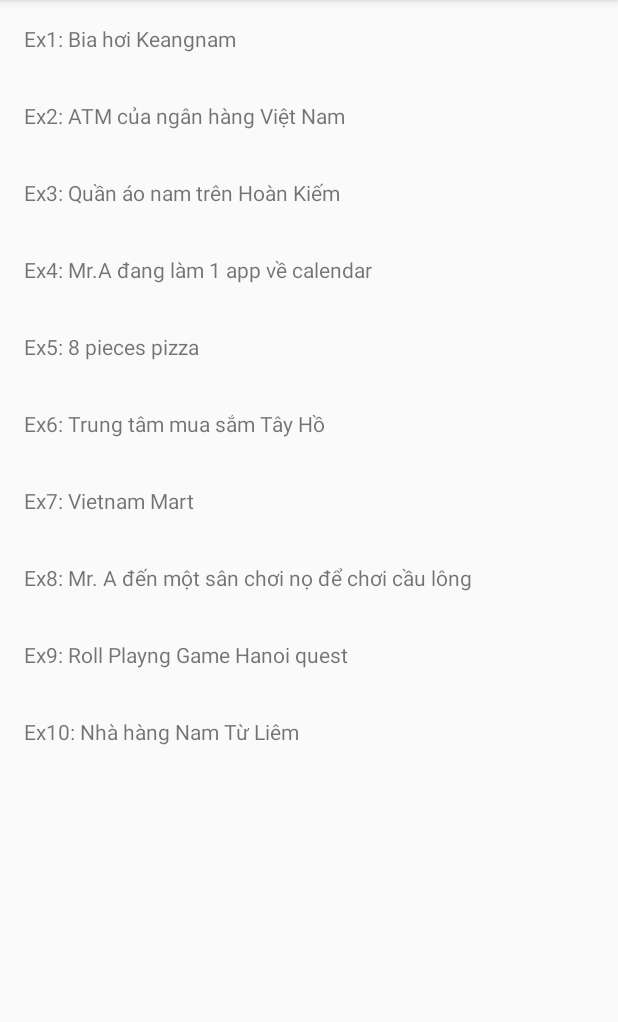
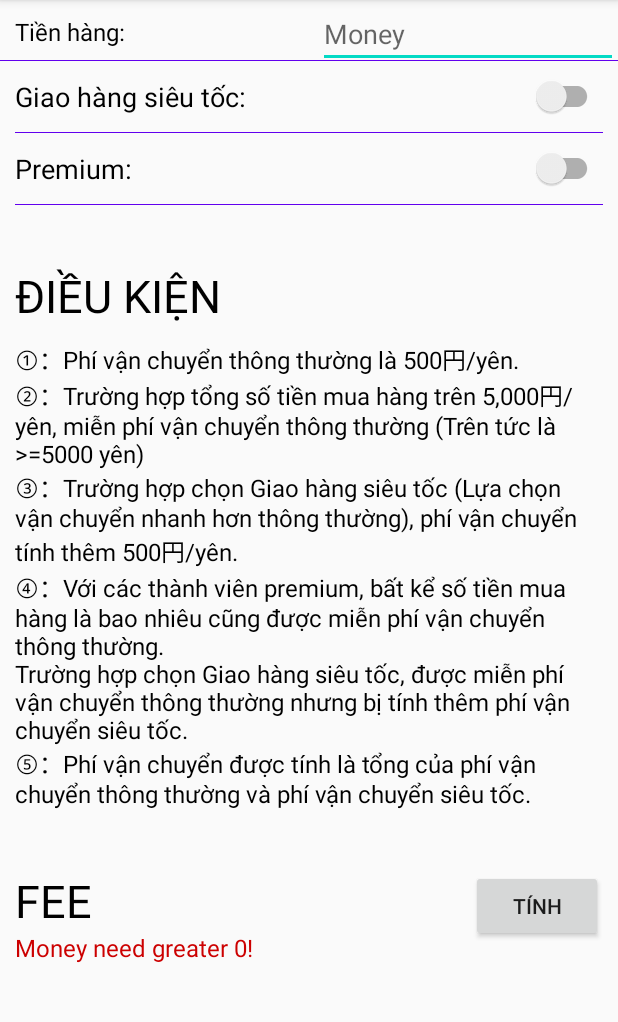
Before and after one commit to sun-unit-test-training/android-unit-test-training, an Android app: the screen it shows after launch (HomeActivity before the commit, ExerciseSevenActivity after it), after a tap on "Ex7: Vietnam Mart", on a phone screen of 412 x 824 dp, the part 84-1106 px from its top. Run offline under Robolectric (Android 15) with nearby library versions, the phone set to English and light mode, and no system bars; our stand-ins replace data binding.

Commit message:
Exercise 7

```diff
--- a/app/src/main/AndroidManifest.xml
+++ b/app/src/main/AndroidManifest.xml
@@ -20,6 +20,7 @@
             </intent-filter>
         </activity>
         <activity android:name=".ui.exercise_one.ExerciseOneActivity"/>
+        <activity android:name=".ui.exercise_seven.ExerciseSevenActivity"/>
         <activity android:name=".ui.exercise_nine.ExerciseNineActivity" />
     </application>
 
--- a/app/src/main/java/com.sun.training.ut/AppBinding.kt
+++ b/app/src/main/java/com.sun.training.ut/AppBinding.kt
@@ -13,7 +13,6 @@ object AppBinding  {
     @BindingAdapter("price")
     @JvmStatic
     fun price(tv: TextView, price: Int) {
-        val formatter = DecimalFormat("#,###")
-        tv.text = formatter.format(price)
+        tv.text = price.formatNumberPrice()
     }
 }
--- a/app/src/main/java/com.sun.training.ut/di/ViewModelModule.kt
+++ b/app/src/main/java/com.sun.training.ut/di/ViewModelModule.kt
@@ -2,6 +2,7 @@ package com.sun.training.ut.di
 
 import com.sun.training.ut.ui.exercise_nine.ExerciseNineViewModel
 import com.sun.training.ut.ui.exercise_one.ExerciseOneViewModel
+import com.sun.training.ut.ui.exercise_seven.ExerciseSevenViewModel
 import com.sun.training.ut.ui.home.HomeViewModel
 import org.koin.android.viewmodel.dsl.viewModel
 import org.koin.dsl.module
@@ -13,5 +14,6 @@ import org.koin.dsl.module
 val viewModelModule = module {
     viewModel { HomeViewModel(get()) }
     viewModel { ExerciseOneViewModel() }
+    viewModel { ExerciseSevenViewModel() }
     viewModel { ExerciseNineViewModel() }
 }
--- /dev/null
+++ b/app/src/main/java/com.sun.training.ut/ui/exercise_seven/ExerciseSevenActivity.kt
@@ -0,0 +1,20 @@
+package com.sun.training.ut.ui.exercise_seven
+
+import android.os.Bundle
+import com.sun.training.ut.BR
+import com.sun.training.ut.R
+import com.sun.training.ut.databinding.ActivityExerciseSevenBinding
+import com.sun.training.ut.ui.base.BaseActivity
+import org.koin.android.viewmodel.ext.android.viewModel
+
+class ExerciseSevenActivity : BaseActivity<ActivityExerciseSevenBinding, ExerciseSevenViewModel>() {
+
+    override val viewModel: ExerciseSevenViewModel by viewModel()
+    override val bindingVariable = BR.viewModel
+    override val layoutId = R.layout.activity_exercise_seven
+
+    override fun onCreate(savedInstanceState: Bundle?) {
+        super.onCreate(savedInstanceState)
+        viewBinding.lifecycleOwner = this
+    }
+}
--- a/app/src/main/java/com.sun.training.ut/ui/home/HomeActivity.kt
+++ b/app/src/main/java/com.sun.training.ut/ui/home/HomeActivity.kt
@@ -9,6 +9,7 @@ import com.sun.training.ut.databinding.ActivityHomeBinding
 import com.sun.training.ut.ui.base.BaseActivity
 import com.sun.training.ut.ui.exercise_nine.ExerciseNineActivity
 import com.sun.training.ut.ui.exercise_one.ExerciseOneActivity
+import com.sun.training.ut.ui.exercise_seven.ExerciseSevenActivity
 import org.koin.android.viewmodel.ext.android.viewModel
 
 /**
@@ -35,7 +36,7 @@ class HomeActivity : BaseActivity<ActivityHomeBinding, HomeViewModel>(), HomeIte
                     Exercise("Ex4: Mr.A đang làm 1 app về calendar", this@HomeActivity.javaClass),
                     Exercise("Ex5: 8 pieces pizza", this@HomeActivity.javaClass),
                     Exercise("Ex6: Trung tâm mua sắm Tây Hồ", this@HomeActivity.javaClass),
-                    Exercise("Ex7: Vietnam Mart", this@HomeActivity.javaClass),
+                    Exercise("Ex7: Vietnam Mart", ExerciseSevenActivity::class.java),
                     Exercise(
                         "Ex8: Mr. A đến một sân chơi nọ để chơi cầu lông",
                         this@HomeActivity.javaClass
--- /dev/null
+++ b/app/src/main/res/layout/activity_exercise_seven.xml
@@ -0,0 +1,194 @@
+<?xml version="1.0" encoding="utf-8"?>
+<layout xmlns:android="http://schemas.android.com/apk/res/android"
+    xmlns:app="http://schemas.android.com/apk/res-auto"
+    xmlns:tools="http://schemas.android.com/tools">
+
+    <data>
+
+        <variable
+            name="viewModel"
+            type="com.sun.training.ut.ui.exercise_seven.ExerciseSevenViewModel" />
+
+        <import type="android.view.View" />
+    </data>
+
+
+    <androidx.constraintlayout.widget.ConstraintLayout
+        android:layout_width="match_parent"
+        android:layout_height="match_parent"
+        tools:context=".ui.exercise_seven.ExerciseSevenActivity">
+
+        <TextView
+            android:layout_width="0dp"
+            android:layout_height="wrap_content"
+            android:layout_margin="10dp"
+            android:text="Tiền hàng:"
+            android:textColor="@android:color/black"
+            android:textSize="16sp"
+            app:layout_constraintEnd_toStartOf="@id/edt_number"
+            app:layout_constraintStart_toStartOf="parent"
+            app:layout_constraintTop_toTopOf="parent" />
+
+        <androidx.appcompat.widget.AppCompatEditText
+            android:id="@+id/edt_number"
+            android:layout_width="200dp"
+            android:layout_height="wrap_content"
+            android:hint="Money"
+            android:inputType="number"
+            android:text="@={viewModel.money + `` }"
+            app:layout_constraintEnd_toEndOf="parent"
+            app:layout_constraintTop_toTopOf="parent" />
+
+        <View
+            android:id="@+id/view_underline"
+            android:layout_width="0dp"
+            android:layout_height="0.5dp"
+            android:layout_marginTop="40dp"
+            android:background="@color/colorPrimary"
+            app:layout_constraintEnd_toEndOf="parent"
+            app:layout_constraintStart_toStartOf="parent"
+            app:layout_constraintTop_toTopOf="parent" />
+
+        <TextView
+            android:layout_width="0dp"
+            android:layout_height="wrap_content"
+            android:layout_margin="10dp"
+            android:text="Giao hàng siêu tốc:"
+            android:textColor="@android:color/black"
+            android:textSize="18sp"
+            app:layout_constraintBottom_toTopOf="@id/view_underline_fast_shipping"
+            app:layout_constraintEnd_toStartOf="@id/switch_fast_shipping"
+            app:layout_constraintStart_toStartOf="parent"
+            app:layout_constraintTop_toBottomOf="@id/view_underline" />
+
+        <androidx.appcompat.widget.SwitchCompat
+            android:id="@+id/switch_fast_shipping"
+            android:layout_width="wrap_content"
+            android:layout_height="wrap_content"
+            android:layout_margin="10dp"
+            android:onCheckedChanged="@{(v, isChecked) -> viewModel.onFastShippingChecked(isChecked)}"
+            app:layout_constraintBottom_toTopOf="@id/view_underline_fast_shipping"
+            app:layout_constraintEnd_toEndOf="parent"
+            app:layout_constraintTop_toBottomOf="@+id/view_underline" />
+
+        <View
+            android:id="@+id/view_underline_fast_shipping"
+            android:layout_width="0dp"
+            android:layout_height="0.5dp"
+            android:layout_margin="10dp"
+            android:background="@color/colorPrimary"
+            app:layout_constraintEnd_toEndOf="parent"
+            app:layout_constraintStart_toStartOf="parent"
+            app:layout_constraintTop_toBottomOf="@id/switch_fast_shipping" />
+
+        <TextView
+            android:layout_width="0dp"
+            android:layout_height="wrap_content"
+            android:layout_margin="10dp"
+            android:text="Premium:"
+            android:textColor="@android:color/black"
+            android:textSize="18sp"
+            app:layout_constraintBottom_toTopOf="@id/view_underline_price_beer"
+            app:layout_constraintEnd_toStartOf="@id/switch_premium"
+            app:layout_constraintStart_toStartOf="parent"
+            app:layout_constraintTop_toBottomOf="@id/view_underline_fast_shipping" />
+
+        <androidx.appcompat.widget.SwitchCompat
+            android:id="@+id/switch_premium"
+            android:layout_width="wrap_content"
+            android:layout_height="wrap_content"
+            android:layout_margin="10dp"
+            android:onCheckedChanged="@{(v, isChecked) -> viewModel.onPremiumChecked(isChecked)}"
+            app:layout_constraintBottom_toTopOf="@id/view_underline_price_beer"
+            app:layout_constraintEnd_toEndOf="parent"
+            app:layout_constraintTop_toBottomOf="@+id/view_underline_fast_shipping" />
+
+        <View
+            android:id="@+id/view_underline_price_beer"
+            android:layout_width="0dp"
+            android:layout_height="0.5dp"
+            android:layout_margin="10dp"
+            android:background="@color/colorPrimary"
+            app:layout_constraintEnd_toEndOf="parent"
+            app:layout_constraintStart_toStartOf="parent"
+            app:layout_constraintTop_toBottomOf="@id/switch_premium" />
+
+        <TextView
+            android:id="@+id/txt_condition_header"
+            android:layout_width="wrap_content"
+            android:layout_height="wrap_content"
+            android:layout_marginStart="10dp"
+            android:layout_marginTop="40dp"
+            android:text="@string/header_condition"
+            android:textAllCaps="true"
+            android:textColor="@android:color/black"
+            android:textSize="30sp"
+            app:layout_constraintStart_toStartOf="parent"
+            app:layout_constraintTop_toBottomOf="@id/view_underline_price_beer" />
+
+        <TextView
+            android:id="@+id/txt_condition"
+            android:layout_width="0dp"
+            android:layout_height="wrap_content"
+            android:layout_margin="10dp"
+            android:text="@string/condition_7"
+            android:textColor="@android:color/black"
+            android:textSize="16sp"
+            app:layout_constraintEnd_toEndOf="parent"
+            app:layout_constraintStart_toStartOf="parent"
+            app:layout_constraintTop_toBottomOf="@id/txt_condition_header" />
+
+        <TextView
+            android:id="@+id/total"
+            android:layout_width="wrap_content"
+            android:layout_height="wrap_content"
+            android:layout_marginStart="10dp"
+            android:layout_marginTop="40dp"
+            android:text="@string/total_pee"
+            android:textAllCaps="true"
+            android:textColor="@android:color/black"
+            android:textSize="30sp"
+            app:layout_constraintStart_toStartOf="parent"
+            app:layout_constraintTop_toBottomOf="@id/txt_condition" />
+
+        <androidx.appcompat.widget.AppCompatButton
+            android:id="@+id/btn_fee"
+            android:layout_width="wrap_content"
+            android:layout_height="wrap_content"
+            android:layout_marginEnd="10dp"
+            android:onClick="@{() -> viewModel.calculateFee()}"
+            android:text="@string/calculate"
+            app:layout_constraintEnd_toEndOf="parent"
+            app:layout_constraintTop_toTopOf="@id/total" />
+
+        <TextView
+            android:id="@+id/total_fee"
+            android:layout_width="wrap_content"
+            android:layout_height="wrap_content"
+            android:layout_marginStart="10dp"
+            android:textAllCaps="true"
+            android:textColor="@android:color/black"
+            android:textSize="30sp"
+            android:visibility="@{ viewModel.isErrorLiveData ? View.GONE : View.VISIBLE }"
+            app:layout_constraintBottom_toBottomOf="parent"
+            app:layout_constraintStart_toStartOf="parent"
+            app:layout_constraintTop_toBottomOf="@id/total"
+            app:layout_constraintVertical_bias="0"
+            app:price="@{viewModel.feeLiveData}" />
+
+        <TextView
+            android:id="@+id/total_error"
+            android:layout_width="wrap_content"
+            android:layout_height="wrap_content"
+            android:layout_marginStart="10dp"
+            android:text="Money need greater 0!"
+            android:textColor="@android:color/holo_red_dark"
+            android:textSize="16sp"
+            android:visibility="@{ viewModel.isErrorLiveData ? View.VISIBLE : View.GONE }"
+            app:layout_constraintBottom_toBottomOf="parent"
+            app:layout_constraintStart_toStartOf="parent"
+            app:layout_constraintTop_toBottomOf="@id/total"
+            app:layout_constraintVertical_bias="0" />
+
+    </androidx.constraintlayout.widget.ConstraintLayout>
+</layout>
--- a/app/src/main/res/values/strings.xml
+++ b/app/src/main/res/values/strings.xml
@@ -25,4 +25,8 @@
     <string name="beat_boss">Chúc mừng! Bạn vừa đánh bại Boss và trở thành thiên hạ đệ nhất kiếm ( ͡❛ ͜ʖ ͡❛)✊</string>
     <string name="exercise_9_title">Exercise 9\nHanoi quest</string>
     <string name="exercise_nine_condition">①：Để tìm được căn phòng nơi có Big Boss, cần mang theo công cụ là "Đũa phép" hoặc là cần có "Quân sư" làm bạn đồng hành\n②：Khi vào trong phòng có Big Boss , cần mang theo công cụ là "Chìa khoá bóng đêm".\n③：Để đánh bại Big Boss, dũng sĩ Bánh Mì cần phải mang theo vũ khí là "Kiếm ánh sáng" </string>
+
+    <!--Text use for exercise 7-->
+    <string name="condition_7">①：Phí vận chuyển thông thường là 500円/yên.\n②：Trường hợp tổng số tiền mua hàng trên 5,000円/yên, miễn phí vận chuyển thông thường (Trên tức là >=5000 yên)\n③：Trường hợp chọn "Giao hàng siêu tốc" (Lựa chọn vận chuyển nhanh hơn thông thường), phí vận chuyển tính thêm 500円/yên.\n④：Với các thành viên premium, bất kể số tiền mua hàng là bao nhiêu cũng được miễn phí vận chuyển thông thường.\nTrường hợp chọn "Giao hàng siêu tốc", được miễn phí vận chuyển thông thường nhưng bị tính thêm phí vận chuyển siêu tốc.\n⑤：Phí vận chuyển được tính là tổng của phí vận chuyển thông thường và phí vận chuyển siêu tốc.\</string>
+    <string name="total_pee">Fee</string>
 </resources>
```
Also changed, not shown: app/build.gradle (+8 -2 lines), app/src/main/java/com.sun.training.ut/Utils.kt (added, +8 -0 lines), app/src/main/java/com.sun.training.ut/ui/exercise_seven/ExerciseSevenViewModel.kt (added, +56 -0 lines), 3 other files.
